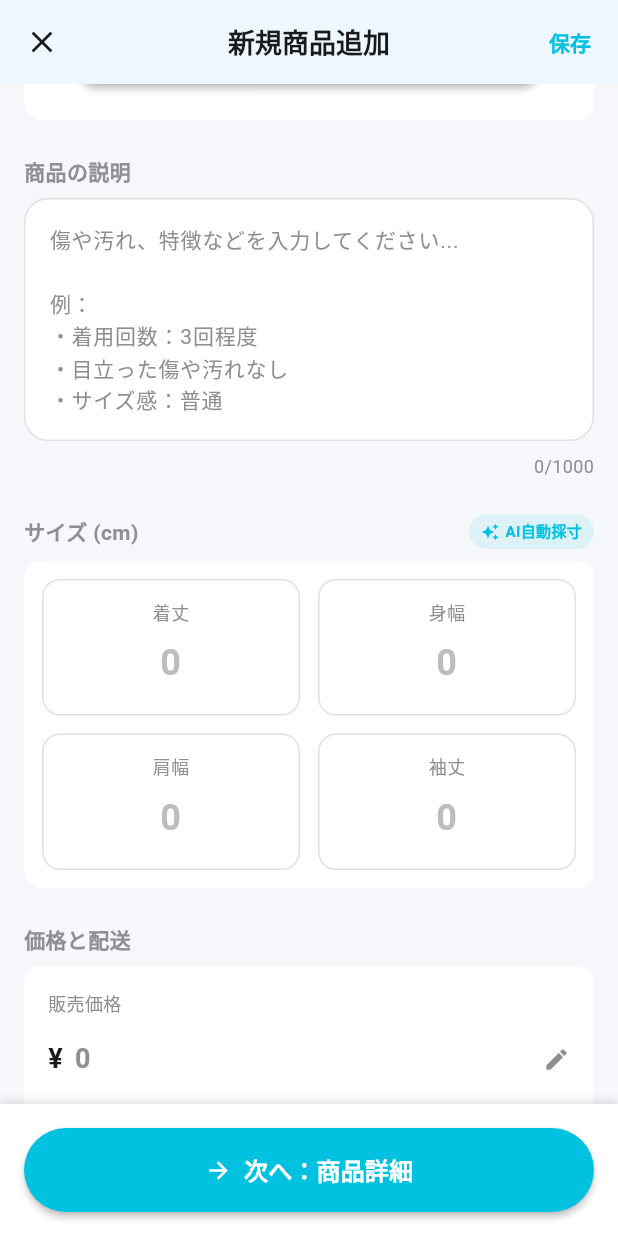
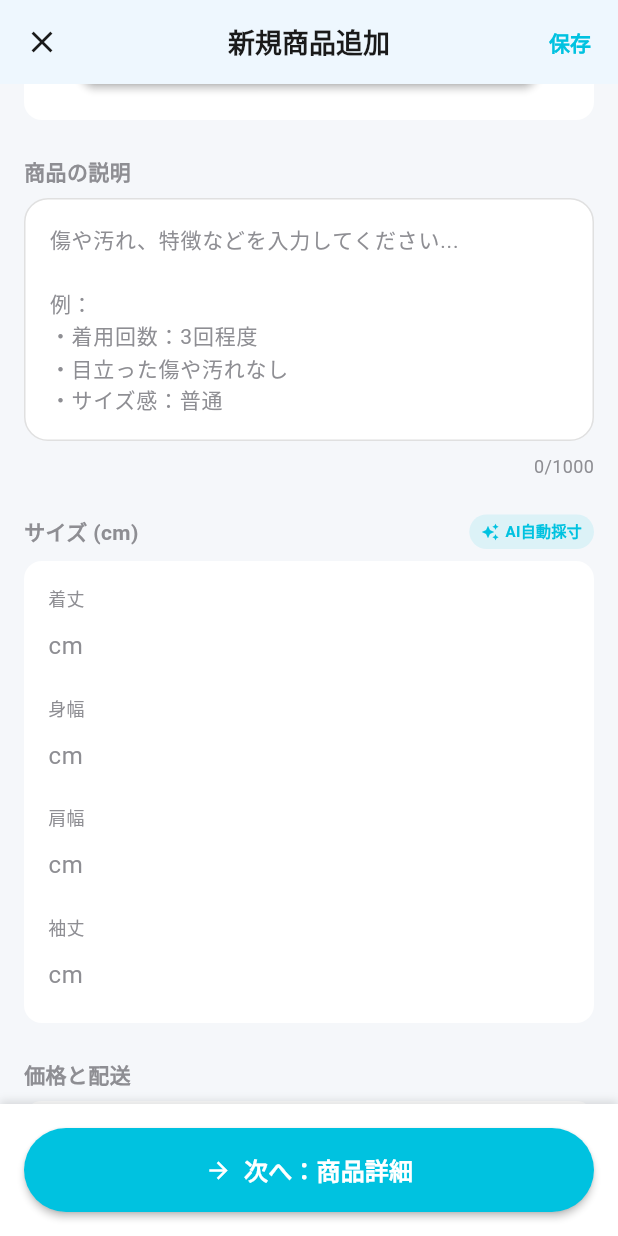
Before and after one commit to donkodon/saisunsatsuei, a Flutter app: the AddItemScreen screen opened directly, scrolled down 1152 dp, on a phone screen of 412 x 824 dp. Run offline on Flutter 3.47's test engine with Material 3 defaults, Android fonts, the phone set to English and light mode, and no system bars; our stand-ins replace cached_network_image, camera, cloud_firestore, firebase_auth, firebase_core, flutter_image_compress and 8 more; missing offline and left inert: dart:html, dart:ui_web, minio, mobile_scanner; accounts and stored records are empty.

Commit message:
fix: サイズ(cm)・販売価格の入力不可を修正 - _buildInputFieldに統一
- _buildMeasurementField / _buildPriceField の独自実装を廃止
- 商品名・バーコードと同じ _buildInputField パターンに統一
- Flutter Web (CanvasKit) での inputFormatters/keyboardType 互換性問題を根本解決
- 着丈/身幅/肩幅/袖丈/販売価格すべて正常入力可能に

```diff
--- a/lib/screens/add_item_screen.dart
+++ b/lib/screens/add_item_screen.dart
@@ -2,6 +2,7 @@ import 'package:flutter/material.dart';
 import 'package:flutter/services.dart';
 import 'package:flutter/foundation.dart' show kDebugMode, kIsWeb;
 import 'dart:io';
+import 'dart:developer' as developer;
 import 'package:measure_master/constants.dart';
 import 'package:measure_master/screens/camera_screen_v2.dart';
 import 'package:measure_master/screens/detail_screen.dart';
@@ -1112,24 +1113,16 @@ class _AddItemScreenState extends State<AddItemScreen> {
                       color: Colors.white,
                       borderRadius: BorderRadius.circular(12),
                     ),
-                    padding: EdgeInsets.all(12),
+                    padding: EdgeInsets.all(16),
                     child: Column(
                       children: [
-                        Row(
-                          children: [
-                            Expanded(child: _buildMeasurementField("着丈", _lengthController)),
-                            SizedBox(width: 12),
-                            Expanded(child: _buildMeasurementField("身幅", _widthController)),
-                          ],
-                        ),
-                        SizedBox(height: 12),
-                        Row(
-                          children: [
-                            Expanded(child: _buildMeasurementField("肩幅", _shoulderController)),
-                            SizedBox(width: 12),
-                            Expanded(child: _buildMeasurementField("袖丈", _sleeveController)),
-                          ],
-                        ),
+                        _buildInputField("着丈", _lengthController, "cm"),
+                        Divider(),
+                        _buildInputField("身幅", _widthController, "cm"),
+                        Divider(),
+                        _buildInputField("肩幅", _shoulderController, "cm"),
+                        Divider(),
+                        _buildInputField("袖丈", _sleeveController, "cm"),
                       ],
                     ),
                   ),
@@ -1146,7 +1139,7 @@ class _AddItemScreenState extends State<AddItemScreen> {
                     padding: EdgeInsets.all(16),
                     child: Column(
                       children: [
-                        _buildPriceField("販売価格", _priceController),
+                        _buildInputField("販売価格", _priceController, "¥ 販売価格を入力"),
                         Divider(),
                         _buildSelectTile("配送料の負担", "送料込み(出品者負担)", () {}),
                       ],
@@ -1320,6 +1313,7 @@ class _AddItemScreenState extends State<AddItemScreen> {
           child: TextFormField(
             controller: controller,
             style: TextStyle(fontSize: 16, color: AppConstants.textDark),
+            enableInteractiveSelection: true,
             decoration: InputDecoration(
               hintText: hint,
               hintStyle: TextStyle(color: AppConstants.textGrey, fontSize: 16),
@@ -1364,46 +1358,51 @@ class _AddItemScreenState extends State<AddItemScreen> {
     );
   }
 
+  // 🔧 v4.0: _buildInputField と同じ TextFormField パターンに統一（Web互換性）
   Widget _buildPriceField(String label, TextEditingController controller) {
-    return InkWell(
-      onTap: () => _showPricePicker(controller),
-      child: Column(
+    return Column(
       crossAxisAlignment: CrossAxisAlignment.start,
       children: [
         Text(label, style: TextStyle(fontSize: 12, color: AppConstants.textGrey)),
         SizedBox(height: 8),
         Container(
-            padding: EdgeInsets.symmetric(vertical: 8),
-            child: Row(
-              mainAxisAlignment: MainAxisAlignment.spaceBetween,
-              children: [
-                Row(
-                  children: [
-                    Text(
-                      "¥",
+          padding: EdgeInsets.symmetric(vertical: 4),
+          child: TextFormField(
+            controller: controller,
             style: TextStyle(
               fontSize: 18,
               fontWeight: FontWeight.bold,
               color: AppConstants.textDark,
             ),
-                    ),
-                    SizedBox(width: 8),
-                    Text(
-                      controller.text.isEmpty ? "0" : controller.text,
-                      style: TextStyle(
+            enableInteractiveSelection: true,
+            decoration: InputDecoration(
+              prefixText: "¥ ",
+              prefixStyle: TextStyle(
                 fontSize: 18,
                 fontWeight: FontWeight.bold,
-                        color: controller.text.isEmpty ? AppConstants.textGrey : AppConstants.textDark,
-                      ),
-                    ),
-                  ],
-                ),
-                Icon(Icons.edit, color: AppConstants.textGrey, size: 18),
-              ],
-            ),
-          ),
-        ],
-      ),
+                color: AppConstants.textDark,
+              ),
+              hintText: "0",
+              hintStyle: TextStyle(color: AppConstants.textGrey, fontSize: 18),
+              border: InputBorder.none,
+              contentPadding: EdgeInsets.zero,
+              isDense: true,
+            ),
+            onChanged: (value) {
+              developer.log('[PRICE] $label onChanged raw=$value');
+              // 数字のみ抽出してセット
+              final digitsOnly = value.replaceAll(RegExp(r'[^0-9]'), '');
+              if (digitsOnly != value) {
+                controller.text = digitsOnly;
+                controller.selection = TextSelection.fromPosition(
+                  TextPosition(offset: digitsOnly.length),
+                );
+              }
+              setState(() {});
+            },
+          ),
+        ),
+      ],
     );
   }
 
@@ -1481,6 +1480,7 @@ class _AddItemScreenState extends State<AddItemScreen> {
   }
 
   // 📏 実寸入力フィールド
+  // 🔧 v4.0: _buildInputField と同じ TextFormField パターンに統一（Web互換性）
   Widget _buildMeasurementField(String label, TextEditingController controller) {
     return Container(
       decoration: BoxDecoration(
@@ -1506,29 +1506,38 @@ class _AddItemScreenState extends State<AddItemScreen> {
             ),
           ),
           SizedBox(height: 8),
-          TextField(
+          Container(
+            padding: EdgeInsets.symmetric(vertical: 4),
+            child: TextFormField(
               controller: controller,
-            keyboardType: TextInputType.number,
               textAlign: TextAlign.center,
               style: TextStyle(
                 fontSize: 24,
                 fontWeight: FontWeight.bold,
                 color: AppConstants.primaryCyan,
               ),
+              enableInteractiveSelection: true,
               decoration: InputDecoration(
+                hintText: "0",
+                hintStyle: TextStyle(color: Colors.grey[400], fontSize: 24),
                 border: InputBorder.none,
-              hintText: "0",
-              hintStyle: TextStyle(color: Colors.grey[400]),
+                contentPadding: EdgeInsets.zero,
                 isDense: true,
-              contentPadding: EdgeInsets.zero,
-            ),
-            inputFormatters: [
-              FilteringTextInputFormatter.digitsOnly,
-              LengthLimitingTextInputFormatter(3),
-            ],
+              ),
               onChanged: (value) {
+                developer.log('[MEASURE] $label onChanged raw=$value');
+                // 数字のみ抽出してセット（3桁まで）
+                final digitsOnly = value.replaceAll(RegExp(r'[^0-9]'), '');
+                final truncated = digitsOnly.length > 3 ? digitsOnly.substring(0, 3) : digitsOnly;
+                if (truncated != value) {
+                  controller.text = truncated;
+                  controller.selection = TextSelection.fromPosition(
+                    TextPosition(offset: truncated.length),
+                  );
+                }
                 setState(() {}); // 枠線の色を更新
               },
+            ),
           ),
           SizedBox(height: 4),
           if (controller.text.isNotEmpty)
@@ -2080,17 +2089,21 @@ class _PricePickerDialogState extends State<_PricePickerDialog> {
     if (!_hasFocused) {
       _hasFocused = true;
       WidgetsBinding.instance.addPostFrameCallback((_) {
-        if (mounted && !_focusNode.hasFocus) {
+        if (mounted) {
+          // 🔧 フォーカスをリクエスト
           _focusNode.requestFocus();
-          // 🔧 少し遅延させてから全選択
-          Future.delayed(const Duration(milliseconds: 100), () {
-            if (mounted && widget.tempController.text.isNotEmpty) {
+
+          // 🔧 既存のテキストがあれば全選択
+          if (widget.tempController.text.isNotEmpty) {
+            Future.delayed(const Duration(milliseconds: 200), () {
+              if (mounted) {
                 widget.tempController.selection = TextSelection(
                   baseOffset: 0,
                   extentOffset: widget.tempController.text.length,
                 );
               }
             });
+          }
         }
       });
     }
@@ -2099,18 +2112,26 @@ class _PricePickerDialogState extends State<_PricePickerDialog> {
       title: Text("販売価格を入力"),
       content: SizedBox(
         width: 280,  // 🔧 固定幅を設定
-        child: TextField(
+        child: TextFormField(
           controller: widget.tempController,
           focusNode: _focusNode,
-          keyboardType: kIsWeb ? TextInputType.text : TextInputType.number,  // 🔧 Web環境ではtextに変更
+          keyboardType: TextInputType.number,
           inputFormatters: [FilteringTextInputFormatter.digitsOnly],
-          autofocus: false,  // 🔧 autofocusを無効化（手動でフォーカス管理）
-          enableInteractiveSelection: true,  // 🔧 選択を有効化
+          autofocus: true,
+          enableInteractiveSelection: true,
           style: TextStyle(fontSize: 24, fontWeight: FontWeight.bold),
           onChanged: (value) {
-            // 🔧 入力変更をログ出力（デバッグ用）
             if (kDebugMode) {
               debugPrint('💰 Price input changed: $value');
+            }
+          },
+          onTap: () {
+            // タップ時に全選択
+            if (widget.tempController.text.isNotEmpty) {
+              widget.tempController.selection = TextSelection(
+                baseOffset: 0,
+                extentOffset: widget.tempController.text.length,
+              );
             }
           },
           decoration: InputDecoration(
```
Lines whose indentation alone changed are shown as unchanged.
